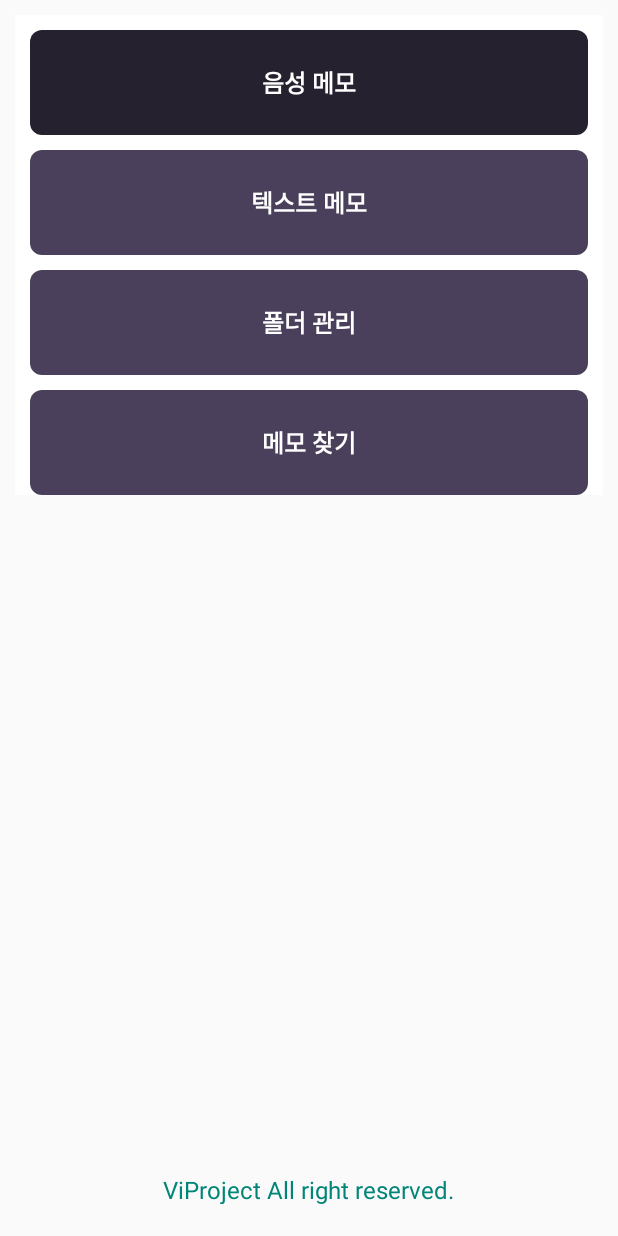
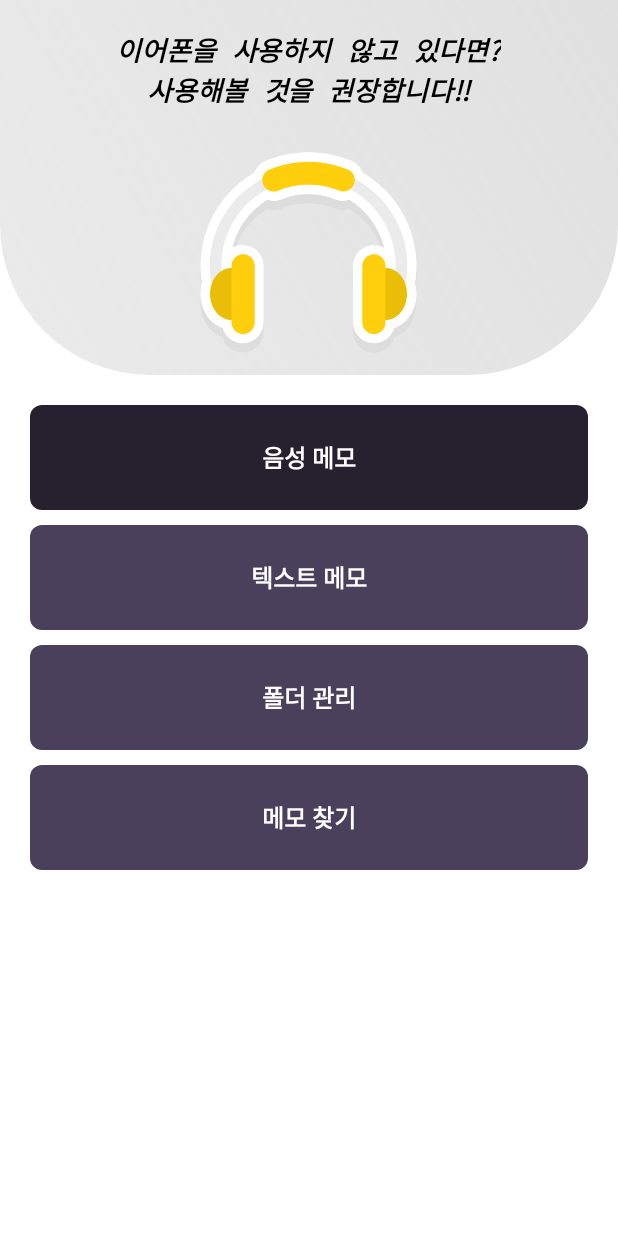
Before and after one commit to choisinho/capstone1, an Android app: the screen it shows after launch (MainActivity), on a phone screen of 412 x 824 dp. Run offline under Robolectric (Android 15) with nearby library versions, the phone set to English and light mode, and no system bars.

Commit message:
design update

```diff
--- /dev/null
+++ b/osp-1902blindrecorder/app/src/main/res/drawable/main_top_back.xml
@@ -0,0 +1,11 @@
+<?xml version="1.0" encoding="utf-8"?>
+<shape xmlns:android="http://schemas.android.com/apk/res/android"
+    android:shape="rectangle">
+    <corners
+        android:bottomLeftRadius="100dp"
+        android:bottomRightRadius="100dp" />
+    <gradient
+        android:angle="45"
+        android:startColor="#66CCCCCC"
+        android:endColor="#99CCCCCC" />
+</shape>
--- a/osp-1902blindrecorder/app/src/main/res/layout/activity_main.xml
+++ b/osp-1902blindrecorder/app/src/main/res/layout/activity_main.xml
@@ -5,13 +5,44 @@
     android:id="@+id/main"
     android:layout_width="match_parent"
     android:layout_height="match_parent"
-    android:background="@color/colorWhiteDark"
+    android:background="@color/colorWhite"
     tools:context=".MainActivity">
 
+    <RelativeLayout
+        android:id="@+id/main_top"
+        android:layout_width="match_parent"
+        android:layout_height="250dp"
+        android:background="@drawable/main_top_back"
+        android:clickable="false"
+        android:focusable="false">
+
+        <TextView
+            android:id="@+id/main_top_text"
+            android:layout_width="wrap_content"
+            android:layout_height="wrap_content"
+            android:layout_centerHorizontal="true"
+            android:layout_margin="20dp"
+            android:text="이어폰을 사용하지 않고 있다면?\n사용해볼 것을 권장합니다!!"
+            android:textAlignment="center"
+            android:typeface="monospace"
+            android:textColor="@color/colorBlack"
+            android:textSize="18sp"
+            android:textStyle="italic|bold" />
+
+
+        <ImageView
+            android:layout_below="@id/main_top_text"
+            android:layout_width="150dp"
+            android:layout_height="150dp"
+            android:layout_centerInParent="true"
+            android:background="@drawable/main_top_img" />
+
+    </RelativeLayout>
+
     <LinearLayout
-        android:id="@+id/main_"
         android:layout_width="match_parent"
         android:layout_height="wrap_content"
+        android:layout_below="@id/main_top"
         android:layout_marginHorizontal="10dp"
         android:layout_marginTop="10dp"
         android:background="@color/colorWhite"
@@ -87,23 +118,6 @@
         </LinearLayout>
     </LinearLayout>
 
-<!--    <ImageView-->
-<!--        android:layout_below="@id/main_"-->
-<!--        android:layout_margin="20dp"-->
-<!--        android:background="@color/colorWhiteDark"-->
-<!--        android:layout_width="match_parent"-->
-<!--        android:layout_height="140dp"/>-->
-
-    <TextView
-        android:layout_width="wrap_content"
-        android:layout_height="wrap_content"
-        android:layout_alignParentBottom="true"
-        android:layout_centerHorizontal="true"
-        android:layout_marginBottom="20dp"
-        android:text="ViProject All right reserved."
-        android:textColor="@color/colorPrimary"
-        android:textSize="16sp" />
-
     <ProgressBar
         android:id="@+id/main_loading"
         android:layout_width="wrap_content"
--- a/osp-1902blindrecorder/app/src/main/res/layout/activity_memo.xml
+++ b/osp-1902blindrecorder/app/src/main/res/layout/activity_memo.xml
@@ -5,7 +5,7 @@
     android:id="@+id/memo"
     android:layout_width="match_parent"
     android:layout_height="match_parent"
-    android:background="@color/colorWhiteDark"
+    android:background="@color/colorWhite"
     android:orientation="vertical"
     tools:context=".MemoActivity">
 
--- a/osp-1902blindrecorder/app/src/main/res/layout/activity_record.xml
+++ b/osp-1902blindrecorder/app/src/main/res/layout/activity_record.xml
@@ -30,7 +30,7 @@
             android:id="@+id/record_body_start"
             style="@style/Base.Widget.AppCompat.Button.Borderless"
             android:layout_width="match_parent"
-            android:layout_height="wrap_content"
+            android:layout_height="70dp"
             android:layout_marginHorizontal="10dp"
             android:layout_marginTop="10dp"
             android:background="@drawable/app_button"
--- a/osp-1902blindrecorder/app/src/main/res/layout/activity_text.xml
+++ b/osp-1902blindrecorder/app/src/main/res/layout/activity_text.xml
@@ -5,7 +5,7 @@
     android:id="@+id/text"
     android:layout_width="match_parent"
     android:layout_height="match_parent"
-    android:background="@color/colorWhiteDark"
+    android:background="@color/colorWhite"
     android:orientation="vertical"
     tools:context=".TextActivity">
 
--- a/osp-1902blindrecorder/app/src/main/res/values/colors.xml
+++ b/osp-1902blindrecorder/app/src/main/res/values/colors.xml
@@ -4,7 +4,7 @@
     <color name="colorPrimaryDark">#00574B</color>
     <color name="colorAccent">#D81B60</color>
     <color name="colorWhite">#ffffffff</color>
-    <color name="colorWhiteDark">#fafafa</color>
+    <color name="colorWhiteDark">#33000000</color>
     <color name="colorGrape">#4a405b</color>
     <color name="colorGrapeDark">#26212f</color>
     <color name="colorBlack">#000000</color>
--- a/osp-1902blindrecorder/app/src/main/res/values/styles.xml
+++ b/osp-1902blindrecorder/app/src/main/res/values/styles.xml
@@ -3,8 +3,8 @@
     <!-- Base application theme. -->
     <style name="AppTheme" parent="Theme.AppCompat.Light.NoActionBar">
         <!-- Customize your theme here. -->
-        <item name="colorPrimary">@color/colorPrimary</item>
-        <item name="colorPrimaryDark">@color/colorPrimaryDark</item>
+        <item name="colorPrimary">@color/colorGrape</item>
+        <item name="colorPrimaryDark">@color/colorGrapeDark</item>
         <item name="colorAccent">@color/colorAccent</item>
         <item name="android:windowAnimationStyle">@null</item>
     </style>
```
Also changed, not shown: osp-1902blindrecorder/app/src/main/res/drawable/main_top_img.png (added).
